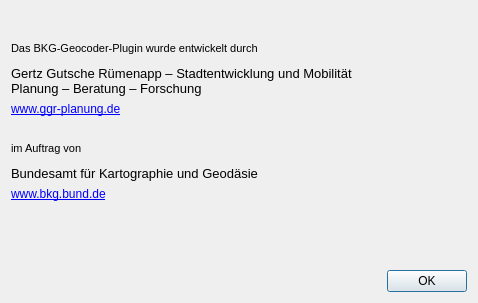
Above: interface/ui/about.ui from de-bkg/qgis-geocoder before the change. Below: the same form after it.
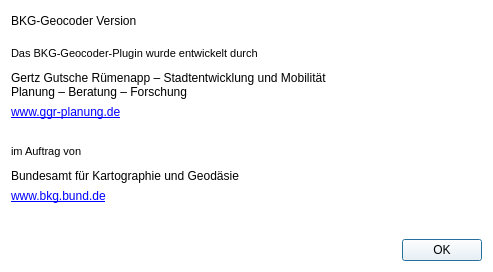
That is the form after the change. Icons and pictures are not drawn.

Commit message: show version in about-dialog

What changed in the file:
```diff
--- a/interface/ui/about.ui
+++ b/interface/ui/about.ui
@@ -6,27 +6,40 @@
    <rect>
     <x>0</x>
     <y>0</y>
-    <width>478</width>
-    <height>303</height>
+    <width>493</width>
+    <height>272</height>
    </rect>
   </property>
   <property name="windowTitle">
    <string>Über</string>
   </property>
+  <property name="autoFillBackground">
+   <bool>false</bool>
+  </property>
+  <property name="styleSheet">
+   <string notr="true">background: white;</string>
+  </property>
   <layout class="QGridLayout" name="gridLayout">
-   <item row="1" column="0">
-    <widget class="QLabel" name="label">
-     <property name="font">
-      <font>
-       <pointsize>8</pointsize>
-      </font>
+   <item row="5" column="2">
+    <widget class="QLabel" name="label_3">
+     <property name="maximumSize">
+      <size>
+       <width>200</width>
+       <height>37</height>
+      </size>
      </property>
      <property name="text">
-      <string>Das BKG-Geocoder-Plugin wurde entwickelt durch</string>
+      <string/>
+     </property>
+     <property name="pixmap">
+      <pixmap>icons/ggr-logo.png</pixmap>
+     </property>
+     <property name="scaledContents">
+      <bool>true</bool>
      </property>
     </widget>
    </item>
-   <item row="2" column="0">
+   <item row="4" column="0">
     <spacer name="verticalSpacer_7">
      <property name="orientation">
       <enum>Qt::Vertical</enum>
@@ -42,23 +55,19 @@
      </property>
     </spacer>
    </item>
+   <item row="10" column="0">
+    <widget class="QLabel" name="label_4">
+     <property name="font">
+      <font>
+       <pointsize>8</pointsize>
+      </font>
+     </property>
+     <property name="text">
+      <string>im Auftrag von</string>
+     </property>
+    </widget>
+   </item>
    <item row="9" column="0">
-    <spacer name="verticalSpacer_6">
-     <property name="orientation">
-      <enum>Qt::Vertical</enum>
-     </property>
-     <property name="sizeType">
-      <enum>QSizePolicy::Fixed</enum>
-     </property>
-     <property name="sizeHint" stdset="0">
-      <size>
-       <width>20</width>
-       <height>5</height>
-      </size>
-     </property>
-    </spacer>
-   </item>
-   <item row="7" column="0">
     <spacer name="verticalSpacer_3">
      <property name="orientation">
       <enum>Qt::Vertical</enum>
@@ -74,13 +83,55 @@
      </property>
     </spacer>
    </item>
+   <item row="14" column="0" colspan="3">
+    <layout class="QHBoxLayout" name="horizontalLayout">
+     <item>
+      <widget class="QDialogButtonBox" name="buttonBox">
+       <property name="orientation">
+        <enum>Qt::Horizontal</enum>
+       </property>
+       <property name="standardButtons">
+        <set>QDialogButtonBox::Ok</set>
+       </property>
+      </widget>
+     </item>
+    </layout>
+   </item>
+   <item row="11" column="0">
+    <spacer name="verticalSpacer_6">
+     <property name="orientation">
+      <enum>Qt::Vertical</enum>
+     </property>
+     <property name="sizeType">
+      <enum>QSizePolicy::Fixed</enum>
+     </property>
+     <property name="sizeHint" stdset="0">
+      <size>
+       <width>20</width>
+       <height>5</height>
+      </size>
+     </property>
+    </spacer>
+   </item>
    <item row="3" column="0">
+    <widget class="QLabel" name="label">
+     <property name="font">
+      <font>
+       <pointsize>8</pointsize>
+      </font>
+     </property>
+     <property name="text">
+      <string>Das BKG-Geocoder-Plugin wurde entwickelt durch</string>
+     </property>
+    </widget>
+   </item>
+   <item row="5" column="0">
     <layout class="QVBoxLayout" name="verticalLayout">
      <item>
       <widget class="QLabel" name="label_2">
        <property name="font">
         <font>
-         <pointsize>10</pointsize>
+         <pointsize>9</pointsize>
         </font>
        </property>
        <property name="text">
@@ -104,12 +155,12 @@
      </item>
     </layout>
    </item>
-   <item row="3" column="1">
-    <widget class="QLabel" name="label_3">
+   <item row="12" column="2">
+    <widget class="QLabel" name="label_8">
      <property name="maximumSize">
       <size>
        <width>200</width>
-       <height>37</height>
+       <height>79</height>
       </size>
      </property>
      <property name="text">
@@ -123,39 +174,42 @@
      </property>
     </widget>
    </item>
-   <item row="8" column="0">
-    <widget class="QLabel" name="label_4">
-     <property name="font">
-      <font>
-       <pointsize>8</pointsize>
-      </font>
+   <item row="13" column="0">
+    <spacer name="verticalSpacer_2">
+     <property name="orientation">
+      <enum>Qt::Vertical</enum>
      </property>
-     <property name="text">
-      <string>im Auftrag von</string>
+     <property name="sizeHint" stdset="0">
+      <size>
+       <width>20</width>
+       <height>40</height>
+      </size>
      </property>
-    </widget>
+    </spacer>
    </item>
-   <item row="12" column="0" colspan="2">
-    <layout class="QHBoxLayout" name="horizontalLayout">
-     <item>
-      <widget class="QDialogButtonBox" name="buttonBox">
-       <property name="orientation">
-        <enum>Qt::Horizontal</enum>
-       </property>
-       <property name="standardButtons">
-        <set>QDialogButtonBox::Ok</set>
-       </property>
-      </widget>
-     </item>
-    </layout>
+   <item row="2" column="0">
+    <spacer name="verticalSpacer">
+     <property name="orientation">
+      <enum>Qt::Vertical</enum>
+     </property>
+     <property name="sizeType">
+      <enum>QSizePolicy::MinimumExpanding</enum>
+     </property>
+     <property name="sizeHint" stdset="0">
+      <size>
+       <width>20</width>
+       <height>10</height>
+      </size>
+     </property>
+    </spacer>
    </item>
-   <item row="10" column="0">
+   <item row="12" column="0">
     <layout class="QVBoxLayout" name="verticalLayout_2">
      <item>
       <widget class="QLabel" name="label_6">
        <property name="font">
         <font>
-         <pointsize>10</pointsize>
+         <pointsize>9</pointsize>
         </font>
        </property>
        <property name="text">
@@ -191,47 +245,59 @@
      </item>
     </layout>
    </item>
-   <item row="10" column="1">
-    <widget class="QLabel" name="label_8">
-     <property name="maximumSize">
-      <size>
-       <width>200</width>
-       <height>79</height>
-      </size>
-     </property>
-     <property name="text">
-      <string/>
-     </property>
-     <property name="pixmap">
-      <pixmap>icons/bkg-logo.svg</pixmap>
-     </property>
-     <property name="scaledContents">
-      <bool>true</bool>
-     </property>
-    </widget>
+   <item row="1" column="0">
+    <layout class="QHBoxLayout" name="horizontalLayout_2">
+     <item>
+      <widget class="QLabel" name="label_9">
+       <property name="font">
+        <font>
+         <pointsize>9</pointsize>
+        </font>
+       </property>
+       <property name="text">
+        <string>BKG-Geocoder Version</string>
+       </property>
+      </widget>
+     </item>
+     <item>
+      <widget class="QLabel" name="version_label">
+       <property name="font">
+        <font>
+         <pointsize>9</pointsize>
+        </font>
+       </property>
+       <property name="text">
+        <string/>
+       </property>
+      </widget>
+     </item>
+     <item>
+      <spacer name="horizontalSpacer">
+       <property name="orientation">
+        <enum>Qt::Horizontal</enum>
+       </property>
+       <property name="sizeHint" stdset="0">
+        <size>
+         <width>40</width>
+         <height>20</height>
+        </size>
+       </property>
+      </spacer>
+     </item>
+    </layout>
    </item>
-   <item row="11" column="0">
-    <spacer name="verticalSpacer_2">
+   <item row="5" column="1">
+    <spacer name="horizontalSpacer_2">
      <property name="orientation">
-      <enum>Qt::Vertical</enum>
+      <enum>Qt::Horizontal</enum>
      </property>
-     <property name="sizeHint" stdset="0">
-      <size>
-       <width>20</width>
-       <height>40</height>
-      </size>
+     <property name="sizeType">
+      <enum>QSizePolicy::Fixed</enum>
      </property>
-    </spacer>
-   </item>
-   <item row="0" column="0">
-    <spacer name="verticalSpacer">
-     <property name="orientation">
-      <enum>Qt::Vertical</enum>
-     </property>
      <property name="sizeHint" stdset="0">
       <size>
-       <width>20</width>
-       <height>40</height>
+       <width>10</width>
+       <height>20</height>
       </size>
      </property>
     </spacer>
```
Left out of the diff: 2 changed lines with no effect on the pictures. The commit also changes 3 other files.
